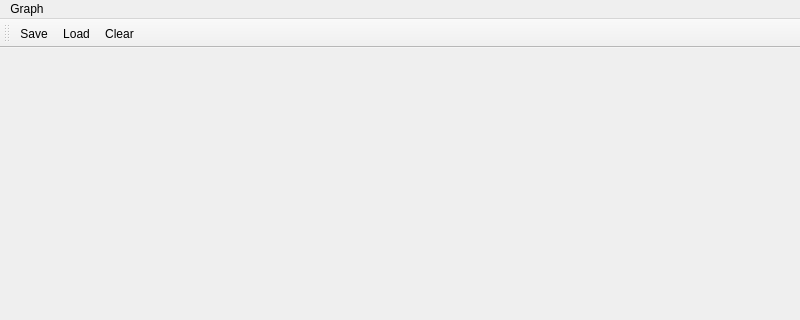
Qt form algorithmsmainwindow.ui (krystian5642/Algorithms) before a commit; both pictures show x 0 to 800 and y 0 to 320 of the 800 by 600 pixel window.
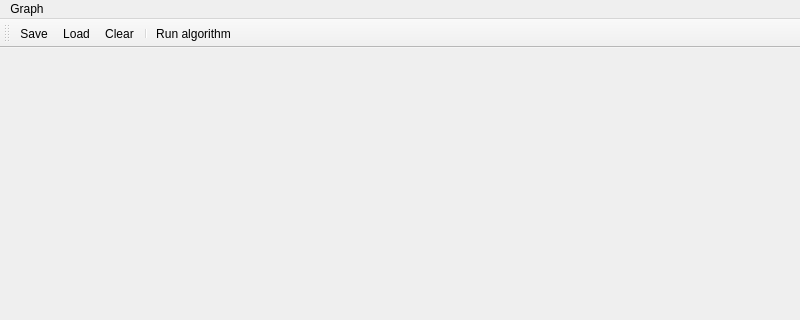
The same form after that commit. Icons and pictures are not drawn.

Commit message: remove temporary save and load logic (for reasons of convenience) to just make visualization of BFS algorithm work

Patch:
```diff
--- a/algorithmsmainwindow.ui
+++ b/algorithmsmainwindow.ui
@@ -53,6 +53,8 @@
    <addaction name="actionSave"/>
    <addaction name="actionLoad"/>
    <addaction name="actionClear"/>
+   <addaction name="separator"/>
+   <addaction name="actionRun_algorithm"/>
   </widget>
   <action name="actionSave">
    <property name="icon">
@@ -90,6 +92,15 @@
     <string>Clear a graph</string>
    </property>
   </action>
+  <action name="actionRun_algorithm">
+   <property name="icon">
+    <iconset resource="icons.qrc">
+     <normaloff>:/icons/play.png</normaloff>:/icons/play.png</iconset>
+   </property>
+   <property name="text">
+    <string>Run algorithm</string>
+   </property>
+  </action>
  </widget>
  <resources>
   <include location="icons.qrc"/>
```
Left out of the diff: 1 changed line with no effect on the pictures. The commit also changes 9 other files.
